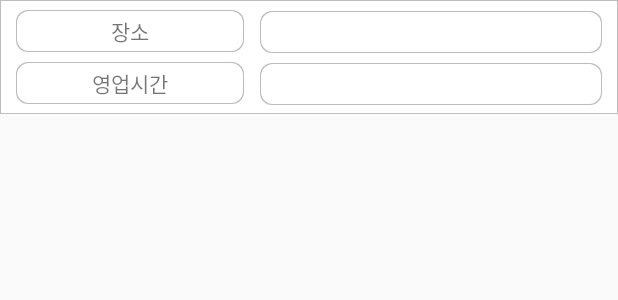
After one commit to LeeJunyeol/JJBrosMatchaApp, an Android app: the layout listitem_owner_timetable.xml on its own in the app's theme, with its tools: preview values and no code run, on a phone screen of 412 x 824 dp. The commit adds this screen. Shown: the top 300 px of the screen. Run offline under Robolectric (Android 15) with nearby library versions, the phone set to English and light mode, and no system bars.

Commit message:
일정등록완료~

```diff
--- /dev/null
+++ b/app/src/main/res/layout/listitem_owner_timetable.xml
@@ -0,0 +1,61 @@
+<?xml version="1.0" encoding="utf-8"?>
+<LinearLayout xmlns:android="http://schemas.android.com/apk/res/android"
+    android:orientation="vertical"
+    android:layout_width="match_parent"
+    android:layout_height="wrap_content"
+    android:padding="5dp"
+    android:background="@drawable/border_rectangle">
+    <LinearLayout
+        android:orientation="horizontal"
+        android:layout_width="match_parent"
+        android:layout_height="wrap_content">
+        <TextView android:id="@+id/lb_location"
+            android:layout_width="0dp"
+            android:layout_height="28dp"
+            android:layout_weight="0.4"
+            android:layout_marginTop="1dp"
+            android:layout_marginBottom="3dp"
+            android:layout_marginLeft="5dp"
+            android:layout_marginRight="5dp"
+            android:text="장소"
+            android:gravity="center"
+            android:background="@drawable/border_radius_rectangle" />
+        <TextView android:id="@+id/tv_location"
+            android:layout_width="0dp"
+            android:layout_height="28dp"
+            android:layout_weight="0.6"
+            android:layout_marginTop="1dp"
+            android:layout_marginBottom="3dp"
+            android:layout_marginLeft="5dp"
+            android:layout_marginRight="5dp"
+            android:gravity="center"
+            android:background="@drawable/border_radius_rectangle"/>
+    </LinearLayout>
+    <LinearLayout
+        android:orientation="horizontal"
+        android:layout_width="match_parent"
+        android:layout_height="wrap_content"
+        android:background="@color/white" >
+        <TextView android:id="@+id/lb_openning_hours"
+            android:layout_width="0dp"
+            android:layout_height="28dp"
+            android:layout_weight="0.4"
+            android:layout_marginTop="3dp"
+            android:layout_marginBottom="1dp"
+            android:layout_marginLeft="5dp"
+            android:layout_marginRight="5dp"
+            android:text="영업시간"
+            android:gravity="center"
+            android:background="@drawable/border_radius_rectangle" />
+        <TextView android:id="@+id/tv_openning_hours"
+            android:layout_width="wrap_content"
+            android:layout_height="28dp"
+            android:layout_weight="0.6"
+            android:layout_marginTop="3dp"
+            android:layout_marginBottom="1dp"
+            android:layout_marginLeft="5dp"
+            android:layout_marginRight="5dp"
+            android:gravity="center"
+            android:background="@drawable/border_radius_rectangle"/>
+    </LinearLayout>
+</LinearLayout>
```
Also changed, not shown: app/src/main/java/com/matcha/jjbros/matchaapp/main/LoginActivity.java (+32 -17 lines), app/src/main/java/com/matcha/jjbros/matchaapp/owner/OwnerTimeTableActivity.java (+135 -2 lines), app/src/main/java/com/matcha/jjbros/matchaapp/owner/PlanAdapter.java (added, +73 -0 lines), app/src/main/res/layout/activity_owner_timetable.xml (+13 -6 lines).
